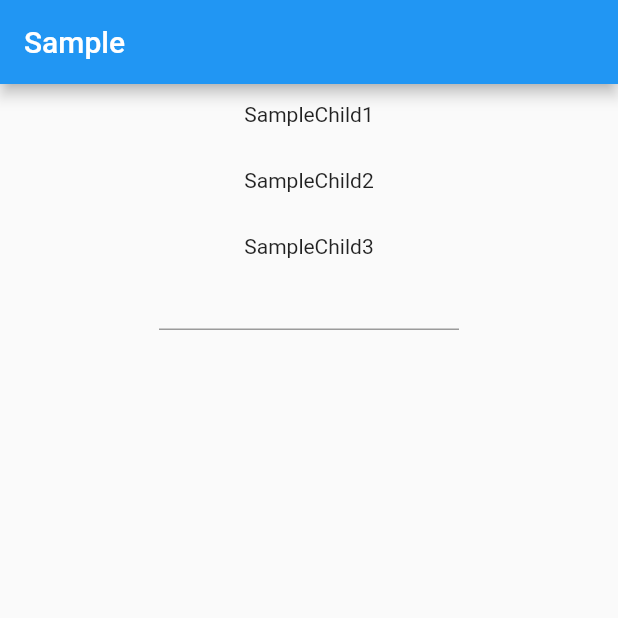
After one commit to beautylight/Study, a Flutter app: the Sample screen opened directly, on a phone screen of 412 x 824 dp, the top half of it. The commit adds this screen. Run offline on Flutter 3.47's test engine with Material 2 defaults, Android fonts, the phone set to English and light mode, and no system bars; our stand-ins replace bloc, flutter_bloc.

Commit message:
20190227

```diff
--- a/block_pattern_example/lib/counter_bloc.dart
+++ b/block_pattern_example/lib/bloc_example1/counter_bloc.dart
@@ -1,6 +1,6 @@
 import 'package:bloc/bloc.dart';
-import 'package:block_pattern_example/counter_event.dart';
-import 'package:block_pattern_example/counter_state.dart';
+import 'package:block_pattern_example/bloc_example1/counter_event.dart';
+import 'package:block_pattern_example/bloc_example1/counter_state.dart';
 
 class CounterBloc extends Bloc<CounterEvent, CounterState> {
   void onIncrement() {
--- a/block_pattern_example/lib/main.dart
+++ b/block_pattern_example/lib/bloc_example1/main.dart
@@ -1,5 +1,5 @@
-import 'package:block_pattern_example/counter_bloc.dart';
-import 'package:block_pattern_example/counter_state.dart';
+import 'package:block_pattern_example/bloc_example1/counter_bloc.dart';
+import 'package:block_pattern_example/bloc_example1/counter_state.dart';
 import 'package:flutter/material.dart';
 import 'package:flutter_bloc/flutter_bloc.dart';
 
--- a/block_pattern_example/lib/bloc_exercise.dart
+++ b/block_pattern_example/lib/bloc_example2/bloc_exercise.dart
@@ -1,6 +1,6 @@
 import 'package:flutter/material.dart' ;
 import 'dart:async' ;
-import 'package:bloc/bloc.dart' ;
+//import 'package:bloc/bloc.dart' ;
 
 void main() => runApp(new MyApp());
 
--- /dev/null
+++ b/block_pattern_example/lib/bloc_example3/main.dart
@@ -0,0 +1,33 @@
+/*
+출처 : https://github.com/flutterdart/flutter_bloc_pattern/tree/0.0.1/bloc_sample/lib
+ */
+
+
+
+import 'package:flutter/material.dart';
+
+import 'sample.dart';
+
+void main() => runApp(new MyApp());
+
+class MyApp extends StatelessWidget {
+  // This widget is the root of your application.
+  @override
+  Widget build(BuildContext context) {
+    return MaterialApp(
+      title: 'Flutter Demo',
+      theme: new ThemeData(
+        // This is the theme of your application.
+        //
+        // Try running your application with "flutter run". You'll see the
+        // application has a blue toolbar. Then, without quitting the app, try
+        // changing the primarySwatch below to Colors.green and then invoke
+        // "hot reload" (press "r" in the console where you ran "flutter run",
+        // or press Run > Flutter Hot Reload in IntelliJ). Notice that the
+        // counter didn't reset back to zero; the application is not restarted.
+        primarySwatch: Colors.blue,
+      ),
+      home: Sample(),
+    );
+  }
+}
--- /dev/null
+++ b/block_pattern_example/lib/bloc_example3/sample.dart
@@ -0,0 +1,93 @@
+import 'dart:async';
+import 'package:flutter/material.dart';
+import 'package:flutter/services.dart';
+
+import 'sample_bloc.dart';
+
+class Sample extends StatelessWidget {
+  final SampleBloc bloc = SampleBloc();
+//sample bloc 생성
+  @override
+  Widget build(BuildContext context) {
+    return Scaffold(
+      appBar: AppBar(
+        title: Text('Sample'),
+      ),
+      body: Container(
+        child: Column(
+          children: <Widget>[
+            Container(height: 12.0),
+            Text('SampleChild1'),
+            SampleChild1(bloc),
+            Container(height: 12.0),
+            Text('SampleChild2'),
+            SampleChild2(bloc),
+            Container(height: 12.0),
+            Text('SampleChild3'),
+            SampleChild3(bloc),
+            // children들은 Stateless widget을 extend
+            // constructor로 bloc을 받음..
+            // 어떻게 사용하는지 보자
+          ],
+        ),
+      ),
+    );
+  }
+}
+
+class SampleChild1 extends StatelessWidget {
+  SampleChild1(this.bloc);
+  final SampleBloc bloc;
+
+  @override
+  Widget build(BuildContext context) {
+    // stream builder를 사용..
+    // bloc의 message stream을 stream에 설정.
+    return StreamBuilder(
+      stream: bloc.message,
+      builder: (context, snapshot) { //bloc에서 넘어오는 snapshot들을 받아서
+        return Container(
+          child: Text(snapshot.data ?? ''), // snapshot의 data들을 text로 호출
+        );
+      },
+    );
+  }
+}
+
+//sample child1 과 마찬가지
+class SampleChild2 extends StatelessWidget {
+  SampleChild2(this.bloc);
+  final SampleBloc bloc;
+
+  @override
+  Widget build(BuildContext context) {
+    return StreamBuilder(
+      stream: bloc.message,
+      builder: (context, snapshot) {
+        return Container(
+          child: Text(snapshot.data ?? ''),
+        );
+      },
+    );
+  }
+}
+
+class SampleChild3 extends StatelessWidget {
+  SampleChild3(this.bloc);
+  final SampleBloc bloc;
+
+  @override
+  Widget build(BuildContext context) {
+    return StreamBuilder(
+      stream: bloc.message,
+      builder: (context, snapshot) { // 여기까지는 child 1,2 와 같다.
+        return Container(
+          width: 200.0,
+          child: TextField( // Text Field에서 내용이 바뀌면
+            onChanged: (String str) => bloc.setMessage(str), //bloc에 setMessage method를 통해 전달
+          ),
+        );
+      },
+    );
+  }
+}
--- /dev/null
+++ b/block_pattern_example/lib/bloc_example3/sample2.dart
@@ -0,0 +1,83 @@
+import 'dart:async';
+import 'package:flutter/material.dart';
+import 'package:flutter/services.dart';
+
+import 'bloc_provider.dart';
+import 'sample_bloc.dart';
+
+class Sample extends StatelessWidget {
+//  final SampleBloc bloc = SampleBloc();
+
+  @override
+  Widget build(BuildContext context) {
+    return BlocProvider(
+      child: Scaffold(
+        appBar: AppBar(
+          title: Text('Sample'),
+        ),
+        body: Container(
+          child: Column(
+            children: <Widget>[
+              Container(height: 12.0),
+              Text('SampleChild1'),
+              SampleChild1(),
+              Container(height: 12.0),
+              Text('SampleChild2'),
+              SampleChild2(),
+              Container(height: 12.0),
+              Text('SampleChild3'),
+              SampleChild3(),
+              //children들이 bloc을 넘겨받지 않는다!
+            ],
+          ),
+        ),
+      ),
+    );
+  }
+}
+
+class SampleChild1 extends StatelessWidget {
+  @override
+  Widget build(BuildContext context) {
+    return StreamBuilder(
+      //bloc provider의 static method를 이용!
+      stream: BlocProvider.of(context).sampleBloc.message,
+      builder: (context, snapshot) {
+        return Container(
+          child: Text(snapshot.data ?? ''),
+        );
+      },
+    );
+  }
+}
+
+class SampleChild2 extends StatelessWidget {
+  @override
+  Widget build(BuildContext context) {
+    return StreamBuilder(
+      stream: BlocProvider.of(context).sampleBloc.message,
+      builder: (context, snapshot) {
+        return Container(
+          child: Text(snapshot.data ?? ''),
+        );
+      },
+    );
+  }
+}
+
+class SampleChild3 extends StatelessWidget {
+  @override
+  Widget build(BuildContext context) {
+    return StreamBuilder(
+      stream: BlocProvider.of(context).sampleBloc.message,
+      builder: (context, snapshot) {
+        return Container(
+          width: 200.0,
+          child: TextField(
+            onChanged: (String str) => BlocProvider.of(context).sampleBloc.setMessage(str),
+          ),
+        );
+      },
+    );
+  }
+}
--- /dev/null
+++ b/block_pattern_example/lib/bloc_example3/sample_bloc.dart
@@ -0,0 +1,26 @@
+import 'dart:async';
+
+class SampleBloc extends Object {
+  final _message = StreamController<String>.broadcast();
+
+  Stream<String> get message => _message.stream;
+
+  Function(String) get setMessage => _message.sink.add;
+  // Function(String)과 get은 정확히 모르겠지만 (get은 getter만들때 쓰는 것 같긴 한데..)
+  // setMessage 는 bloc 내의 _message라는 stream controller의 sink를 통해 정보를 add한다.
+  // 아 Function(String)이 function name, parameter type 인 것 같네
+
+  init() {
+//    print('init');
+//    await Future.delayed(Duration(seconds: 2));
+//    setMessage('message');
+  }
+
+  SampleBloc() {
+    init();
+  }
+
+  dispose() {
+    _message.close();
+  }
+}
```
Also changed, not shown: block_pattern_example/lib/bloc_example3/bloc_provider.dart (added, +25 -0 lines), Images/Patterns/MVC2.png (added), Images/Patterns/MVP.png (added), Images/Patterns/MVVM.png (added), block_pattern_example/lib/bloc_example1/counter_event.dart (renamed from block_pattern_example/lib/counter_event.dart), block_pattern_example/lib/bloc_example1/counter_state.dart (renamed from block_pattern_example/lib/counter_state.dart), 2 other files.
